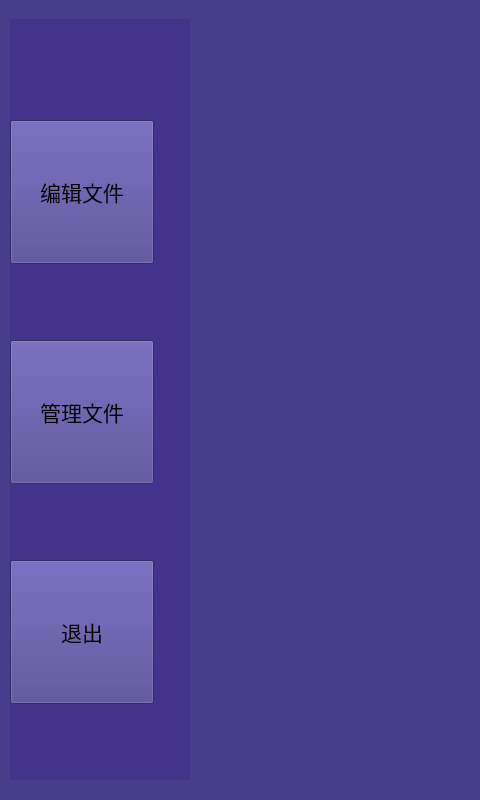
Before: the Qt Designer form HighResolutionPrinter/filemanageform.ui in dxphmj/TwoCharPrinter, drawn with Qt 5; both pictures show x 0 to 480 and y 0 to 800 of the 1280 by 800 pixel window.
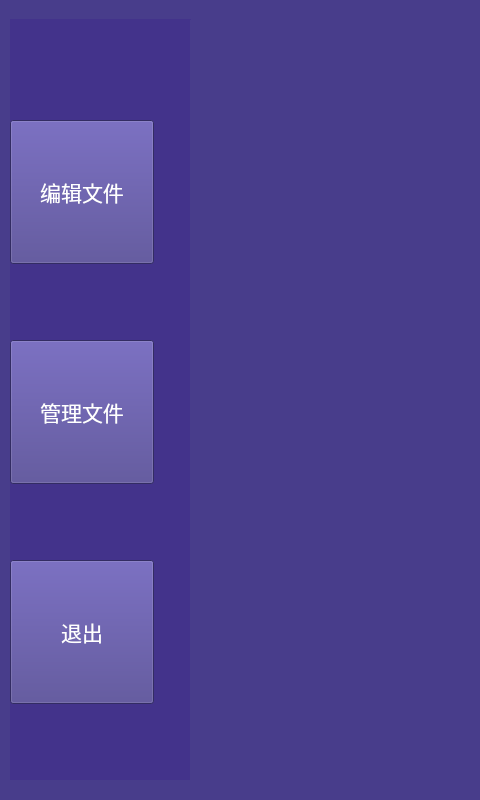
After: the same form once the commit is applied. Icons and pictures are not drawn.

Diff of the .ui file:
```diff
--- a/HighResolutionPrinter/filemanageform.ui
+++ b/HighResolutionPrinter/filemanageform.ui
@@ -32,7 +32,8 @@
     </font>
    </property>
    <property name="styleSheet">
-    <string notr="true">background-image: url(:/Images/editFile.bmp);</string>
+    <string notr="true">background-image: url(:/Images/editFile.bmp);
+color: rgb(255, 255, 255);</string>
    </property>
    <property name="text">
     <string>编辑文件</string>
@@ -54,7 +55,8 @@
     </font>
    </property>
    <property name="styleSheet">
-    <string notr="true">background-image: url(:/Images/manageFile.bmp);</string>
+    <string notr="true">background-image: url(:/Images/manageFile.bmp);
+color: rgb(255, 255, 255);</string>
    </property>
    <property name="text">
     <string>管理文件</string>
@@ -76,7 +78,8 @@
     </font>
    </property>
    <property name="styleSheet">
-    <string notr="true">background-image: url(:/Images/exit.bmp);</string>
+    <string notr="true">background-image: url(:/Images/exit.bmp);
+color: rgb(255, 255, 255);</string>
    </property>
    <property name="text">
     <string>退出</string>
```
